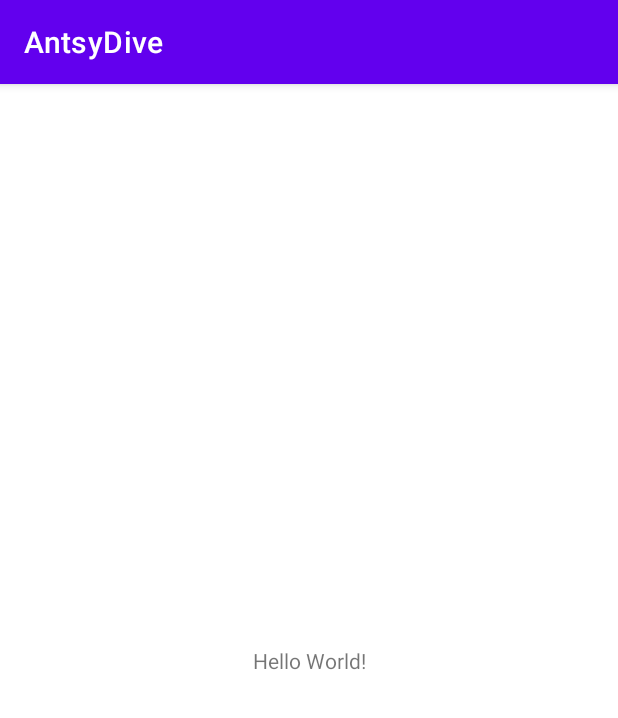
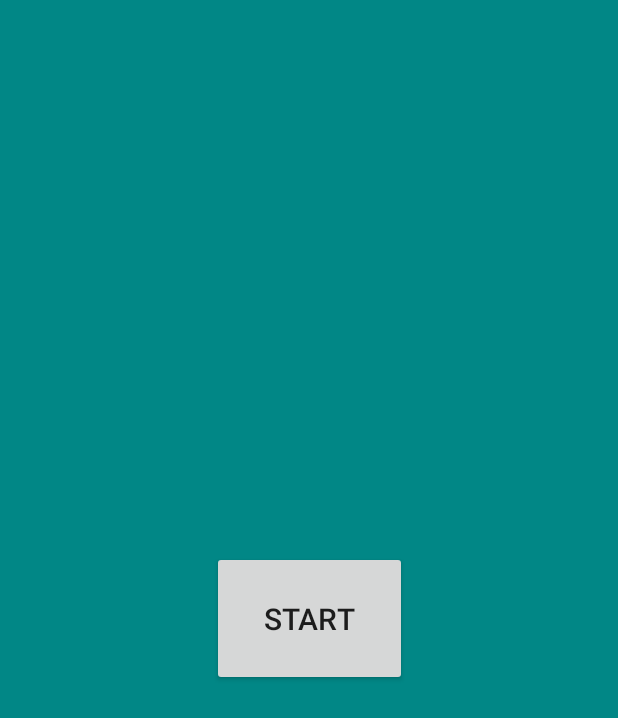
Before and after one commit to graphorismo/AntsyDive, an Android app: the screen it shows after launch (MainActivity), on a phone screen of 412 x 824 dp. Shown: the top 718 px of the screen. Run offline under Robolectric (Android 15) with nearby library versions, the phone set to English and light mode, and no system bars.

Commit message:
Set up simple basics. 1. activity_game.xml. Created: Empty layout for the game activity. 2. activity_main.xml. Changed: simple one-button layout for the start 3. AndroidManifest.xml. Changed: Add game activity. Remove action bars from it and from the main activity. 4. build.gradle. Changed: lower required versions of dependencies to support older devices. 5. GameActivity.java. Empty game activity. 6. MainActivity.java.  Wire up the 'start' button 7. themes.xml. Chang main theme parent to support older devices.

```diff
--- a/app/build.gradle
+++ b/app/build.gradle
@@ -30,9 +30,9 @@ android {
 
 dependencies {
 
-    implementation 'androidx.appcompat:appcompat:1.6.0'
-    implementation 'com.google.android.material:material:1.7.0'
-    implementation 'androidx.constraintlayout:constraintlayout:2.1.4'
+    implementation 'androidx.appcompat:appcompat:1.5.0'
+    implementation 'com.google.android.material:material:1.6.0'
+    implementation 'androidx.constraintlayout:constraintlayout:2.0.0'
     testImplementation 'junit:junit:4.13.2'
     androidTestImplementation 'androidx.test.ext:junit:1.1.5'
     androidTestImplementation 'androidx.test.espresso:espresso-core:3.5.1'
--- a/app/src/main/java/ru/graphorismo/antsydive/MainActivity.java
+++ b/app/src/main/java/ru/graphorismo/antsydive/MainActivity.java
@@ -2,7 +2,9 @@ package ru.graphorismo.antsydive;
 
 import androidx.appcompat.app.AppCompatActivity;
 
+import android.content.Intent;
 import android.os.Bundle;
+import android.widget.Button;
 
 public class MainActivity extends AppCompatActivity {
 
@@ -10,5 +12,16 @@ public class MainActivity extends AppCompatActivity {
     protected void onCreate(Bundle savedInstanceState) {
         super.onCreate(savedInstanceState);
         setContentView(R.layout.activity_main);
+
+        Button buttonPlay = findViewById(R.id.mainActivity_button_play);
+        buttonPlay.setOnClickListener( (view) -> {
+            switchToGameActivity();
+        });
+    }
+
+    private void switchToGameActivity(){
+        Intent gameActivityIntent = new Intent(this, GameActivity.class);
+        startActivity(gameActivityIntent);
+        finish();
     }
 }
--- a/app/src/main/res/layout/activity_main.xml
+++ b/app/src/main/res/layout/activity_main.xml
@@ -4,15 +4,21 @@
     xmlns:tools="http://schemas.android.com/tools"
     android:layout_width="match_parent"
     android:layout_height="match_parent"
+    android:background="@color/teal_700"
     tools:context=".MainActivity">
 
-    <TextView
-        android:layout_width="wrap_content"
-        android:layout_height="wrap_content"
-        android:text="Hello World!"
+    <Button
+        android:id="@+id/mainActivity_button_play"
+        android:layout_width="130dp"
+        android:layout_height="90dp"
+        android:text="START"
+        android:textSize="20dp"
+        app:layout_constraintTop_toTopOf="parent"
         app:layout_constraintBottom_toBottomOf="parent"
         app:layout_constraintEnd_toEndOf="parent"
         app:layout_constraintStart_toStartOf="parent"
-        app:layout_constraintTop_toTopOf="parent" />
+        />
+
+
 
 </androidx.constraintlayout.widget.ConstraintLayout>
--- a/app/src/main/res/values/themes.xml
+++ b/app/src/main/res/values/themes.xml
@@ -1,6 +1,6 @@
 <resources xmlns:tools="http://schemas.android.com/tools">
     <!-- Base application theme. -->
-    <style name="Theme.AntsyDive" parent="Theme.MaterialComponents.DayNight.DarkActionBar">
+    <style name="Theme.AntsyDive" parent="Theme.AppCompat.DayNight.DarkActionBar">
         <!-- Primary brand color. -->
         <item name="colorPrimary">@color/purple_500</item>
         <item name="colorPrimaryVariant">@color/purple_700</item>
```
Also changed, not shown: app/src/main/AndroidManifest.xml (+10 -1 lines), app/src/main/java/ru/graphorismo/antsydive/GameActivity.java (added, +14 -0 lines), app/src/main/res/layout/activity_game.xml (added, +9 -0 lines).
